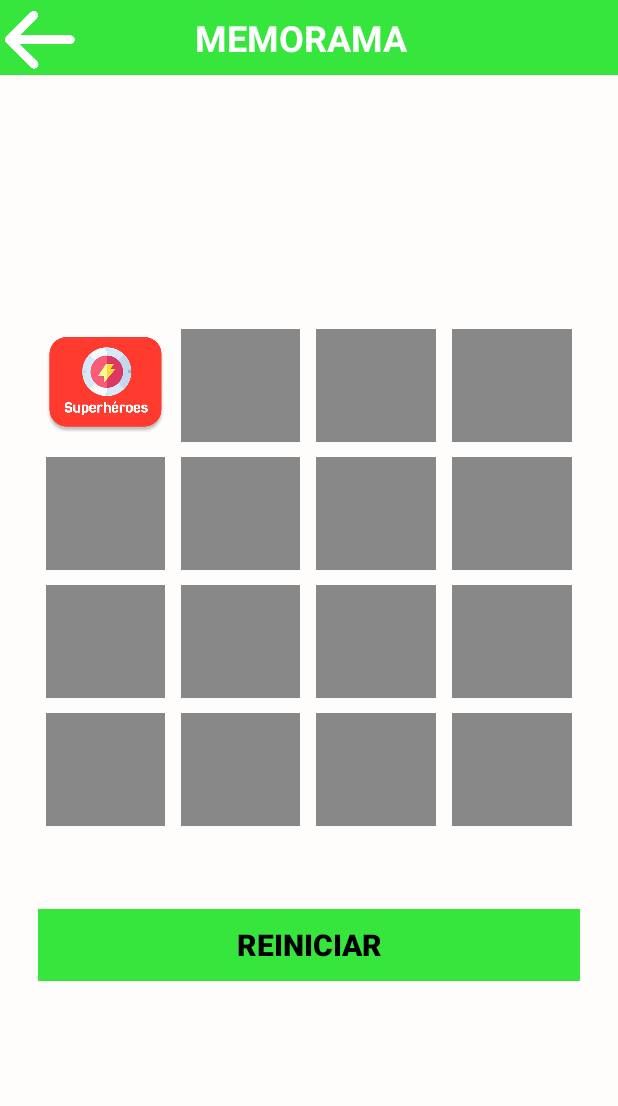
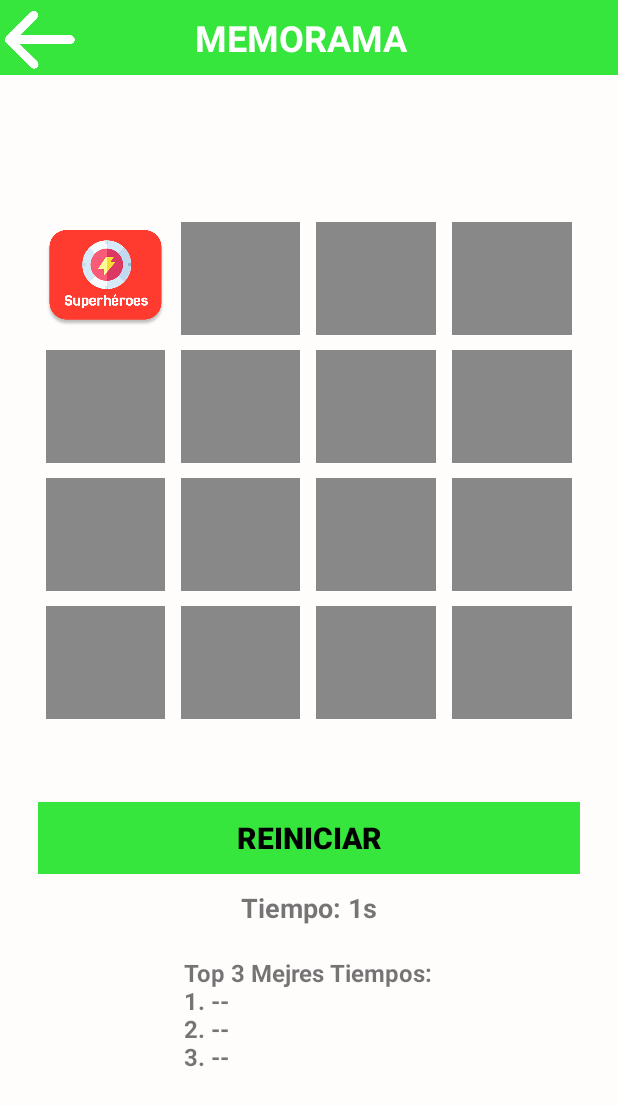
Before and after one commit to chago554/PlayingReading, an Android app: the Memorama screen opened directly, with no data from a screen before it, after a tap on an icon or button, on a phone screen of 412 x 824 dp. Shown: the top 1106 px of the screen. Run offline under Robolectric (Android 15) with nearby library versions, the light colour scheme and no system bars.

Commit message:
Agregado cronómetro y top 3 al memorama

```diff
--- a/app/src/main/java/com/utsem/playingreading/Model_Controller/Memorama.java
+++ b/app/src/main/java/com/utsem/playingreading/Model_Controller/Memorama.java
@@ -61,7 +61,8 @@ public class Memorama extends AppCompatActivity {
                 R.id.imgBtn09, R.id.imgBtn10, R.id.imgBtn11, R.id.imgBtn12,
                 R.id.imgBtn13, R.id.imgBtn14, R.id.imgBtn15, R.id.imgBtn16
         };
-        memorama.cargarMemorama(findViewById(R.id.main), botones, imagenes);
+        memorama.cargarMemorama(findViewById(R.id.main), botones, imagenes, this);
+
     }
 
     private ServiceConnection serviceConnection = new ServiceConnection() {
--- a/app/src/main/java/com/utsem/playingreading/Model_Controller/MemoramaController.java
+++ b/app/src/main/java/com/utsem/playingreading/Model_Controller/MemoramaController.java
@@ -1,20 +1,24 @@
 package com.utsem.playingreading.Model_Controller;
 
+import android.app.Activity;
 import android.content.ComponentName;
+import android.content.Context;
+import android.content.SharedPreferences;
 import android.content.Intent;
 import android.content.ServiceConnection;
 import android.graphics.Color;
 import android.os.Handler;
 import android.os.IBinder;
 import android.view.View;
-import android.widget.Button;
 import android.widget.ImageButton;
 import android.widget.ImageView;
+import android.widget.TextView;
 import android.widget.Toast;
 import android.os.Bundle;
+import android.os.SystemClock;
 
+import com.utsem.playingreading.R;
 import com.utsem.playingreading.Services.BluetoothService;
-
 
 import java.util.ArrayList;
 import java.util.Collections;
@@ -27,6 +31,12 @@ public class MemoramaController {
     private BluetoothService bluetoothService;
     private boolean isBound = false;
 
+    private long tiempoInicio = 0;
+    private boolean cronometroActivo = false;
+    private TextView cronometroTextView;
+    private Handler cronometroHandler = new Handler();
+    private Runnable actualizarCronometro;
+
     List<ImageButton> imagenes_botones = new ArrayList<>();
     Map<ImageButton, Integer> imagenesAsignadas = new HashMap<>();
     int colorOculto = Color.GRAY;
@@ -34,8 +44,22 @@ public class MemoramaController {
     Handler handler = new Handler();
     int[] imagenes;
 
-    public void cargarMemorama(View v, int[] botones, int[] imaInts) {
+    private Context context;
+
+    public void cargarMemorama(View v, int[] botones, int[] imaInts, Context context) {
+        this.context = context;
         imagenes = imaInts;
+        cronometroTextView = v.findViewById(R.id.txtCronometro); // se obtiene el textView del cronometro
+        TextView txtTop3 = ((Activity) context).findViewById(R.id.txtTop3);
+        SharedPreferences prefs = context.getSharedPreferences("MemoramaRangos", Context.MODE_PRIVATE);
+        int mejor1 = prefs.getInt("Mejor1", Integer.MAX_VALUE);
+        int mejor2 = prefs.getInt("Mejor2", Integer.MAX_VALUE);
+        int mejor3 = prefs.getInt("Mejor3", Integer.MAX_VALUE);
+
+        txtTop3.setText("Top 3 Mejres Tiempos:\n1. " + (mejor1 == Integer.MAX_VALUE ? "--" : mejor1 + "s") +
+                "\n2. " + (mejor2 == Integer.MAX_VALUE ? "--" : mejor2 + "s") +
+                "\n3. " + (mejor3 == Integer.MAX_VALUE ? "--" : mejor3 + "s"));
+
         for (int id : botones) {
             ImageButton imgButton = v.findViewById(id);
             imagenes_botones.add(imgButton);
@@ -43,6 +67,7 @@ public class MemoramaController {
             imgButton.setScaleType(ImageView.ScaleType.CENTER_CROP);
             imgButton.setOnClickListener(this::onImageButtonClick);
         }
+
         iniciarMemorana();
     }
 
@@ -63,6 +88,10 @@ public class MemoramaController {
     }
 
     public void onImageButtonClick(View v) {
+        if (!cronometroActivo) {
+            iniciarCronometro();
+        }
+
         ImageButton boton = (ImageButton) v;
         Integer imagenOriginal = imagenesAsignadas.get(boton);
         if (imagenOriginal != null && botonesSeleccionados.size() < 2 && boton.isEnabled()) {
@@ -78,18 +107,22 @@ public class MemoramaController {
 
     private void comprobarMemorama() {
         if (botonesSeleccionados.size() != 2) {
-            return; // No hay dos botones seleccionados.
+            return;
         }
+
         ImageButton boton1 = botonesSeleccionados.get(0);
         ImageButton boton2 = botonesSeleccionados.get(1);
         int imagen1 = imagenesAsignadas.get(boton1);
         int imagen2 = imagenesAsignadas.get(boton2);
+
         if (imagen1 == imagen2) {
             boton1.setEnabled(false);
             boton2.setEnabled(false);
             botonesSeleccionados.clear();
-            if (imagenes_botones.isEmpty()) {
-                Toast.makeText(boton1.getContext(), "¡Finalizado!", Toast.LENGTH_SHORT).show();
+
+            if (verificarJuegoTerminado()) {
+                detenerCronometro();
+                guardarTiempo();
                 mandarA();
             }
         } else {
@@ -100,25 +133,77 @@ public class MemoramaController {
             boton1.setEnabled(true);
             boton2.setEnabled(true);
         }
+
         botonesSeleccionados.clear();
     }
-    private ServiceConnection serviceConnection = new ServiceConnection() {
-        @Override
-        public void onServiceConnected(ComponentName name, IBinder service) {
-            BluetoothService.LocalBinder binder = (BluetoothService.LocalBinder) service;
-            bluetoothService = binder.getService();
-            isBound = true;
+
+    private boolean verificarJuegoTerminado() {
+        for (ImageButton boton : imagenes_botones) {
+            if (boton.isEnabled()) {
+                return false;
+            }
+        }
+        return true;
+    }
+
+    private void iniciarCronometro() {
+        tiempoInicio = SystemClock.elapsedRealtime();
+        cronometroActivo = true;
+
+        actualizarCronometro = new Runnable() {
+            @Override
+            public void run() {
+                long tiempoActual = SystemClock.elapsedRealtime() - tiempoInicio;
+                int segundos = (int) (tiempoActual / 1000);
+                cronometroTextView.setText("Tiempo: " + segundos + "s");
+                cronometroHandler.postDelayed(this, 1000);
+            }
+        };
+        cronometroHandler.post(actualizarCronometro);
+    }
+
+    private void detenerCronometro() {
+        cronometroActivo = false;
+        cronometroHandler.removeCallbacks(actualizarCronometro);
+    }
+
+    private void guardarTiempo() {
+        SharedPreferences prefs = context.getSharedPreferences("MemoramaScores", Context.MODE_PRIVATE);
+        int mejor1 = prefs.getInt("Mejor1", Integer.MAX_VALUE);
+        int mejor2 = prefs.getInt("Mejor2", Integer.MAX_VALUE);
+        int mejor3 = prefs.getInt("Mejor3", Integer.MAX_VALUE);
+
+        long tiempoFinal = SystemClock.elapsedRealtime() - tiempoInicio;
+        int tiempoSegundos = (int) (tiempoFinal / 1000);
+
+        if (tiempoSegundos < mejor1) {
+            mejor3 = mejor2;
+            mejor2 = mejor1;
+            mejor1 = tiempoSegundos;
+        } else if (tiempoSegundos < mejor2) {
+            mejor3 = mejor2;
+            mejor2 = tiempoSegundos;
+        } else if (tiempoSegundos < mejor3) {
+            mejor3 = tiempoSegundos;
         }
 
-        @Override
-        public void onServiceDisconnected(ComponentName name) {
-            bluetoothService = null;
-            isBound = false;
-        }
-    };
+        SharedPreferences.Editor editor = prefs.edit();
+        editor.putInt("Mejor1", mejor1);
+        editor.putInt("Mejor2", mejor2);
+        editor.putInt("Mejor3", mejor3);
+        editor.apply();
+        TextView txtTop3 = ((Activity) context).findViewById(R.id.txtTop3);
+        txtTop3.setText("Top 3 Mejores Tiempos:\n1. " + (mejor1 == Integer.MAX_VALUE ? "--" : mejor1 + "s") +
+                "\n2. " + (mejor2 == Integer.MAX_VALUE ? "--" : mejor2 + "s") +
+                "\n3. " + (mejor3 == Integer.MAX_VALUE ? "--" : mejor3 + "s"));
+
+
+        Toast.makeText(context, "Mejores tiempos: " + mejor1 + "s, " + mejor2 + "s, " + mejor3 + "s", Toast.LENGTH_LONG).show();
+    }
 
     public void mandarA() {
-        bluetoothService.sendData("A");
+        if (bluetoothService != null) {
+            bluetoothService.sendData("A");
+        }
     }
-
 }
--- a/app/src/main/res/layout/activity_memorama.xml
+++ b/app/src/main/res/layout/activity_memorama.xml
@@ -206,6 +206,26 @@
                     android:textStyle="bold" />
             </LinearLayout>
 
+            <TextView
+                android:id="@+id/txtCronometro"
+                android:layout_width="wrap_content"
+                android:layout_height="wrap_content"
+                android:layout_gravity="center"
+                android:padding="10dp"
+                android:text="Tiempo: 0s"
+                android:textSize="18sp"
+                android:textStyle="bold" />
+
+            <TextView
+                android:id="@+id/txtTop3"
+                android:layout_width="wrap_content"
+                android:layout_height="wrap_content"
+                android:layout_gravity="center"
+                android:padding="10dp"
+                android:text="Top 3 Mejores Tiempos:\n1. -- s\n2. -- s\n3. -- s"
+                android:textSize="16sp"
+                android:textStyle="bold" />
+
         </LinearLayout>
 
     </LinearLayout>
```
